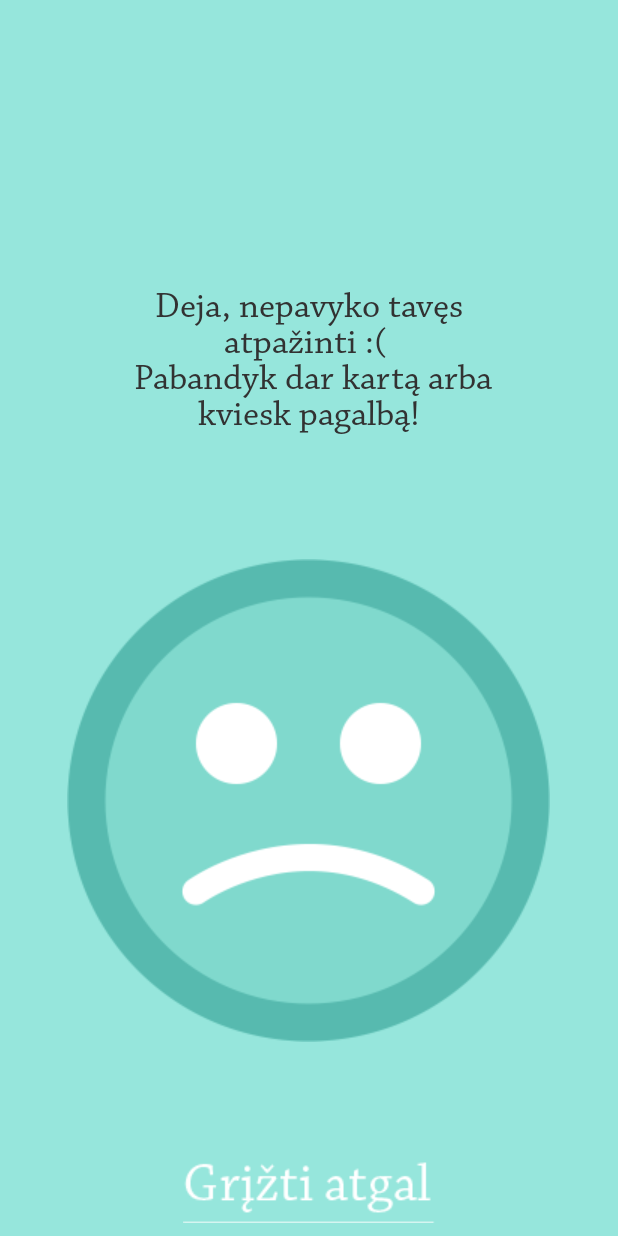
After one commit to NFQ-Makers/IceKiosk, an Android app: the AlienActivity screen opened directly, with no data from a screen before it, on a phone screen of 412 x 824 dp. The commit adds this screen. Run offline under Robolectric (Android 15) with nearby library versions, the phone set to English and light mode, and no system bars; libraries missing offline, so code that uses them is left out: com.google.android.gms; 2 statements that could not run were skipped.

Commit message:
AlienActivity for unrecognized users

```diff
--- a/app/src/main/AndroidManifest.xml
+++ b/app/src/main/AndroidManifest.xml
@@ -67,6 +67,10 @@
                 android:name="android.support.PARENT_ACTIVITY"
                 android:value="com.nfq.hh.icekiosk.app.BaseActivity" />
         </activity>
+        <activity
+            android:name=".AlienActivity"
+            android:label="@string/title_activity_alien" >
+        </activity>
     </application>
 
 </manifest>
--- /dev/null
+++ b/app/src/main/java/com/nfq/hh/icekiosk/app/AlienActivity.java
@@ -0,0 +1,77 @@
+package com.nfq.hh.icekiosk.app;
+
+import android.content.Intent;
+import android.os.Bundle;
+import android.os.CountDownTimer;
+import android.view.View;
+import android.widget.ImageView;
+import android.widget.TextView;
+
+import com.google.android.gms.analytics.GoogleAnalytics;
+
+
+public class AlienActivity extends BaseActivity implements View.OnClickListener {
+
+    private CountDownTimer timer;
+
+    @Override
+    protected void onCreate(Bundle savedInstanceState) {
+        super.onCreate(savedInstanceState);
+        setContentView(R.layout.activity_alien);
+
+        TextView tv3 = (TextView) findViewById(R.id.textView3);
+        tv3.setTypeface(tfChaparralProRegular);
+
+        ImageView imageSad = (ImageView) findViewById(R.id.imageSad);
+        imageSad.setOnClickListener(this);
+
+        ImageView backButton = (ImageView) findViewById(R.id.alienBackButton);
+        backButton.setOnClickListener(this);
+
+        timer = new CountDownTimer(5000, 1000) {
+
+            @Override
+            public void onTick(long l) {
+
+            }
+
+            @Override
+            public void onFinish() {
+                startMainActivity();
+            }
+        }.start();
+
+        //Get a Tracker (should auto-report)
+        ((IceKioskApplication) getApplication()).getTracker(IceKioskApplication.TrackerName.APP_TRACKER);
+    }
+
+    @Override
+    protected void onStart() {
+        super.onStart();
+
+        //Get an Analytics tracker to report app starts & uncaught exceptions etc.
+        GoogleAnalytics.getInstance(this).reportActivityStart(this);
+    }
+
+    @Override
+    protected void onStop() {
+        super.onStop();
+
+        //Stop the analytics tracking
+        GoogleAnalytics.getInstance(this).reportActivityStop(this);
+    }
+
+    @Override
+    public void onClick(View view) {
+        startMainActivity();
+    }
+
+    protected void startMainActivity() {
+        timer.cancel();
+
+        Intent i = new Intent(getApplicationContext(), MainActivity.class);
+        i.setFlags(Intent.FLAG_ACTIVITY_NO_ANIMATION | Intent.FLAG_ACTIVITY_NEW_TASK | Intent.FLAG_ACTIVITY_CLEAR_TASK);
+        i.setAction("action" + System.currentTimeMillis());
+        startActivity(i);
+    }
+}
--- /dev/null
+++ b/app/src/main/res/layout/activity_alien.xml
@@ -0,0 +1,37 @@
+<RelativeLayout xmlns:android="http://schemas.android.com/apk/res/android"
+    android:layout_width="match_parent"
+    android:layout_height="match_parent">
+
+
+    <TextView
+        android:layout_width="wrap_content"
+        android:layout_height="wrap_content"
+        android:text="@string/smth_wrong"
+        android:id="@+id/textView3"
+        android:layout_marginTop="190dp"
+        android:textSize="24sp"
+        android:layout_marginLeft="80dp"
+        android:layout_marginRight="80dp"
+        android:gravity="center"
+        android:layout_alignParentTop="true"
+        android:layout_centerHorizontal="true" />
+
+    <ImageView
+        android:layout_width="wrap_content"
+        android:layout_height="wrap_content"
+        android:layout_marginTop="81dp"
+        android:src="@drawable/sad"
+        android:layout_below="@+id/textView3"
+        android:layout_centerHorizontal="true"
+        android:id="@+id/imageSad" />
+
+    <ImageButton
+        android:layout_width="wrap_content"
+        android:layout_height="wrap_content"
+        android:id="@+id/alienBackButton"
+        android:src="@drawable/button_back_res"
+        android:background="@android:color/transparent"
+        android:layout_marginTop="79dp"
+        android:layout_below="@+id/imageSad"
+        android:layout_centerHorizontal="true" />
+</RelativeLayout>
--- a/app/src/main/res/values/strings.xml
+++ b/app/src/main/res/values/strings.xml
@@ -7,8 +7,9 @@
     <string name="action_settings">Settings</string>
     <string name="title_activity_thank_you">ThankYouActivity</string>
     <string name="no_connection">Deja, nėra interneto :( Kvieskite pagalbą!</string>
-    <string name="smth_wrong">Deja, nepavyko tavęs atpažinti :( Pabandyk dar kartą arba kviesk pagalbą!</string>
+    <string name="smth_wrong">Deja, nepavyko tavęs atpažinti :( \n Pabandyk dar kartą arba kviesk pagalbą!</string>
     <string name="smth_wrong2">Deja, nepavyko sužinoti kiek ledų suvalgei :( Pabandyk dar kartą arba kviesk pagalbą!</string>
     <string name="title_activity_pay">PayActivity</string>
     <string name="title_activity_pay_thank_you">PayThankYouActivity</string>
+    <string name="title_activity_alien">AlienActivity</string>
 </resources>
```
Also changed, not shown: app/src/main/java/com/nfq/hh/icekiosk/app/UserActivity.java (+10 -3 lines), app/src/main/res/drawable-mdpi/sad.png (added).
